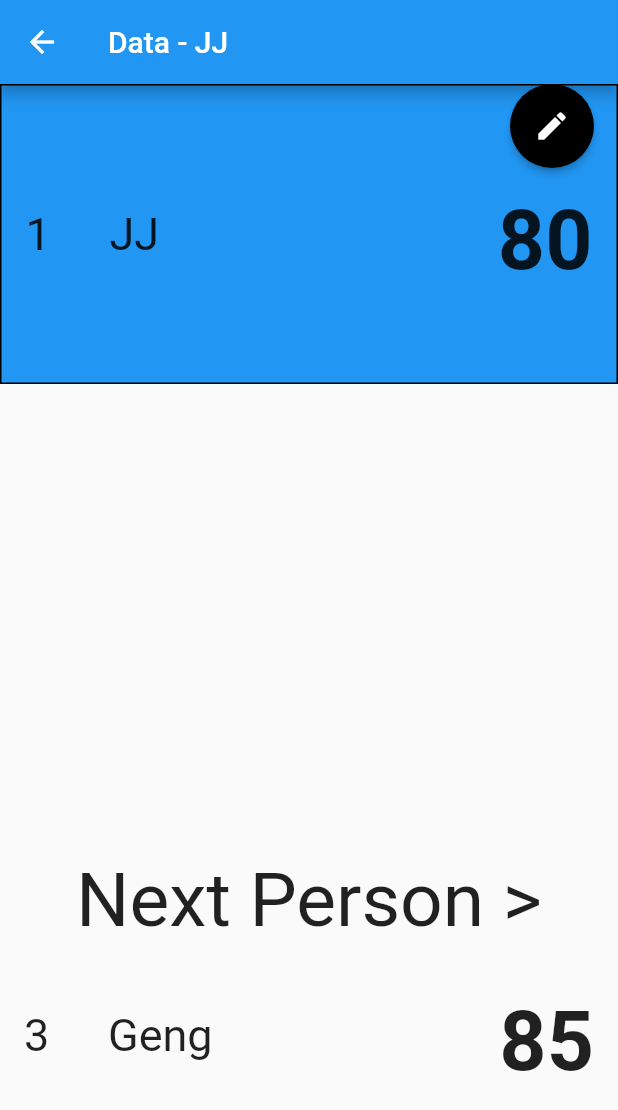
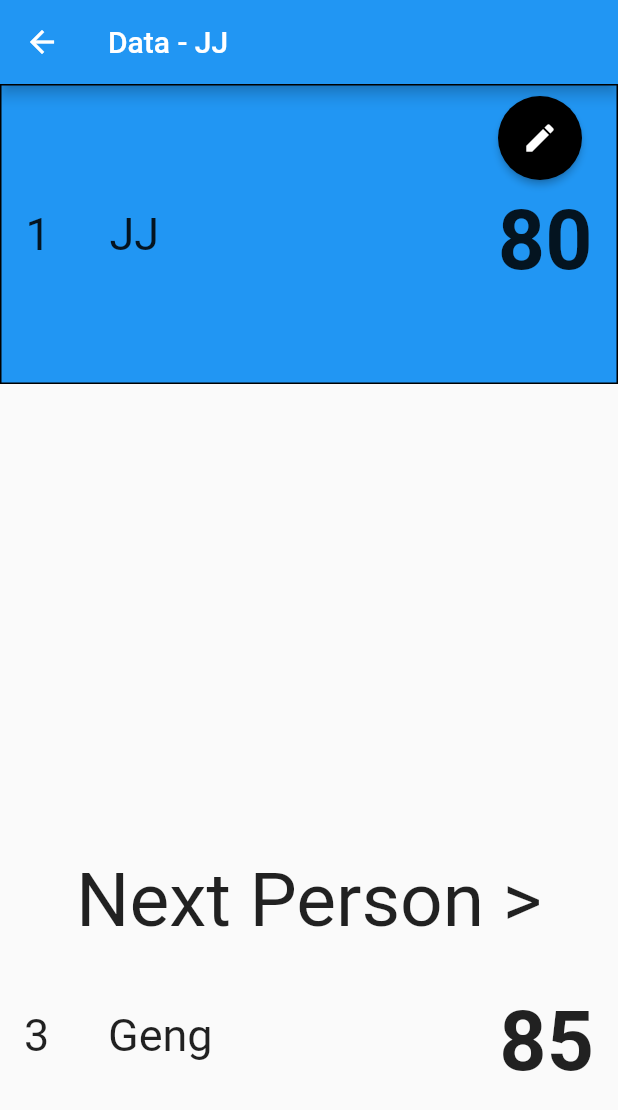
Before and after one commit to YongYangyuen/Flutter-my_scores_list, a Flutter app: the screen it shows after launch, after a tap on an icon or button, on a phone screen of 412 x 824 dp. Shown: the top 1110 px of the screen. Run offline on Flutter 3.47's test engine with Material 2 defaults, Android fonts, the phone set to English and light mode, and no system bars; missing offline and left inert: numeric_keyboard.

Commit message:
update edit page

```diff
--- a/lib/presentation/show_screen.dart
+++ b/lib/presentation/show_screen.dart
@@ -36,13 +36,13 @@ class _ShowScreenState extends State<ShowScreen> {
 
     for (var i = 0; i < scores.length; i++) {
       if (leastNext == 0) {
-        if (scores[i] >= scores[widget.index] && i != widget.index) {
+        if (scores[i] > scores[widget.index] && i != widget.index) {
           leastNext = scores[i];
           leastNextIndex = i;
         }
       } else {
         if (scores[i] > scores[widget.index] && i != widget.index) {
-          if (scores[i] <= leastNext) {
+          if (scores[i] < leastNext) {
             leastNext = scores[i];
             leastNextIndex = i;
           }
@@ -89,7 +89,9 @@ class _ShowScreenState extends State<ShowScreen> {
               ),
             ),
           ),
-          Container(
+          Padding(
+            padding: EdgeInsets.all(8.0),
+            child: Container(
                 alignment: Alignment.topRight,
                 child: MaterialButton(
                   onPressed: () => {
@@ -109,6 +111,7 @@ class _ShowScreenState extends State<ShowScreen> {
                   padding: EdgeInsets.all(16),
                   shape: CircleBorder(),
                 )),
+          ),
         ]),
         Container(
           alignment: Alignment.bottomCenter,
@@ -129,9 +132,10 @@ class _ShowScreenState extends State<ShowScreen> {
             visible: !isLastOne(),
             child: Container(
               child: ListTile(
-                onTap: () => Navigator.of(context).pushNamed(
-                    AppRoutes.pageShowData,
+                onTap: () => {
+                  Navigator.of(context).pushNamed(AppRoutes.pageShowData,
                       arguments: ShowParameters(findNextOneIndex())),
+                },
                 leading: Text((findNextOneIndex() + 1).toString(),
                     style: TextStyle(fontSize: 30)),
                 title: Text(
```
Lines whose indentation alone changed are shown as unchanged.
